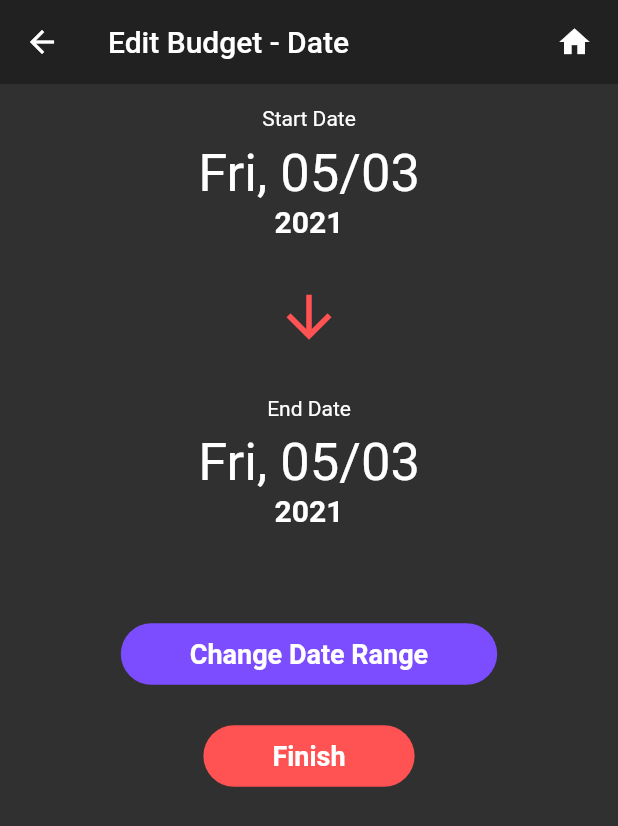
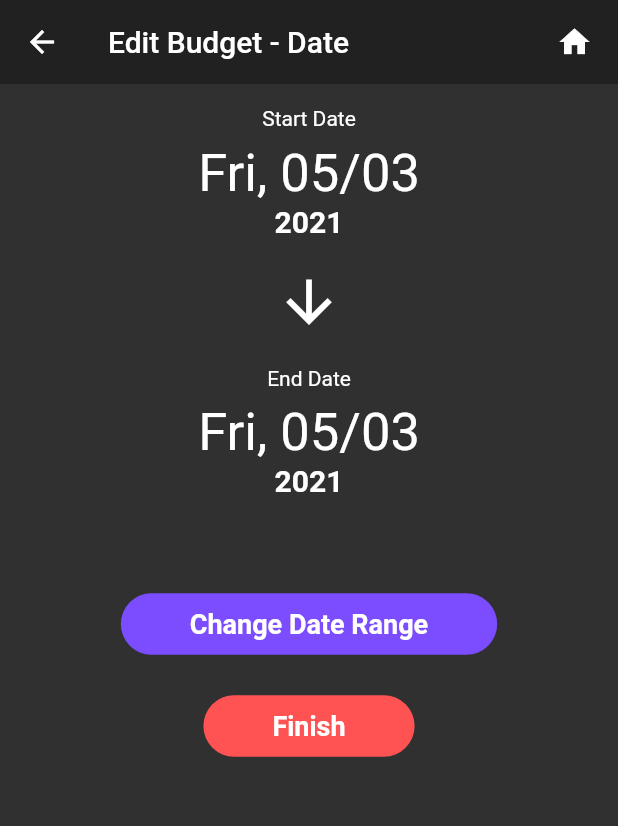
Before and after one commit to joshua-philips/Cedi-Budget, a Flutter app: the BudgetDetailsView screen opened directly with empty values, after a tap on "Start Date", on a phone screen of 412 x 824 dp. Shown: the top 826 px of the screen. Run offline on Flutter 3.47's test engine with Material 2 defaults, Android fonts, the phone set to English and light mode, and no system bars; our stand-ins replace auth_buttons, auto_size_text, cloud_firestore, firebase_auth, firebase_core, flutter_spinkit and 2 more; missing offline and left inert: date_range_picker; accounts and stored records are empty.

Commit message:
change large dates colors

```diff
--- a/lib/views/budget_details/budget_details_view.dart
+++ b/lib/views/budget_details/budget_details_view.dart
@@ -32,7 +32,7 @@ class BudgetDetailsView extends StatelessWidget {
               flexibleSpace: FlexibleSpaceBar(
                 background: Container(
                   color: Theme.of(context).brightness == Brightness.light
-                      ? Colors.purple[800]
+                      ? Colors.red[200]
                       : Theme.of(context).appBarTheme.color,
                   child: Padding(
                     padding: const EdgeInsets.only(top: 70.0),
--- a/lib/views/budget_details/edit_budget_dates.dart
+++ b/lib/views/budget_details/edit_budget_dates.dart
@@ -4,9 +4,8 @@ import 'package:date_range_picker/date_range_picker.dart' as DateRangePicker;
 import 'package:groceries_budget_app/my_provider.dart';
 import 'package:groceries_budget_app/views/budget_details/budget_details_view.dart';
 import 'package:groceries_budget_app/widgets/app_bar_home_button.dart';
+import 'package:groceries_budget_app/widgets/large_selected_dates.dart';
 import 'package:groceries_budget_app/widgets/snackbar.dart';
-
-import 'package:intl/intl.dart';
 
 class EditBudgetDatesView extends StatefulWidget {
   final Budget budget;
@@ -58,61 +57,14 @@ class _EditBudgetDatesViewState extends State<EditBudgetDatesView> {
           SliverList(
             delegate: SliverChildListDelegate(
               [
-                buildSelectedDates(context),
+                buildSelectedDatesLarge(
+                  context: context,
+                  budget: widget.budget,
+                ),
                 SizedBox(height: 60),
                 buildButtons(context, widget.budget),
               ],
             ),
-          ),
-        ],
-      ),
-    );
-  }
-
-  Widget buildSelectedDates(BuildContext context) {
-    return Padding(
-      padding: EdgeInsets.only(top: 15),
-      child: Column(
-        children: [
-          Column(
-            children: [
-              Text('Start Date'),
-              Padding(
-                padding: const EdgeInsets.only(top: 8.0),
-                child: Text(
-                  '${DateFormat('EEE, dd/MM').format(_startDate).toString()}',
-                  style: TextStyle(fontSize: 35),
-                ),
-              ),
-              Text(
-                '${DateFormat('yyyy').format(_startDate).toString()}',
-                style: TextStyle(fontSize: 20, fontWeight: FontWeight.bold),
-              ),
-            ],
-          ),
-          Container(
-            padding: EdgeInsets.only(top: 30, bottom: 30),
-            child: Icon(
-              Icons.arrow_downward,
-              size: 45,
-              color: Theme.of(context).accentColor,
-            ),
-          ),
-          Column(
-            children: [
-              Text('End Date'),
-              Padding(
-                padding: const EdgeInsets.only(top: 8.0),
-                child: Text(
-                  '${DateFormat('EEE, dd/MM').format(_endDate).toString()}',
-                  style: TextStyle(fontSize: 35),
-                ),
-              ),
-              Text(
-                '${DateFormat('yyyy').format(_endDate).toString()}',
-                style: TextStyle(fontSize: 20, fontWeight: FontWeight.bold),
-              ),
-            ],
           ),
         ],
       ),
--- a/lib/widgets/large_selected_dates.dart
+++ b/lib/widgets/large_selected_dates.dart
@@ -11,7 +11,6 @@ Widget buildSelectedDatesLarge({BuildContext context, Budget budget}) {
           children: [
             Text(
               'Start Date',
-              style: TextStyle(color: Colors.white),
             ),
             Padding(
               padding: const EdgeInsets.only(top: 8.0),
@@ -19,7 +18,6 @@ Widget buildSelectedDatesLarge({BuildContext context, Budget budget}) {
                 '${DateFormat('EEE, dd/MM').format(budget.startDate).toString()}',
                 style: TextStyle(
                   fontSize: 35,
-                  color: Colors.white,
                 ),
               ),
             ),
@@ -28,7 +26,6 @@ Widget buildSelectedDatesLarge({BuildContext context, Budget budget}) {
               style: TextStyle(
                 fontSize: 20,
                 fontWeight: FontWeight.bold,
-                color: Colors.white,
               ),
             ),
           ],
@@ -38,14 +35,12 @@ Widget buildSelectedDatesLarge({BuildContext context, Budget budget}) {
           child: Icon(
             Icons.arrow_downward,
             size: 45,
-            color: Colors.white,
           ),
         ),
         Column(
           children: [
             Text(
               'End Date',
-              style: TextStyle(color: Colors.white),
             ),
             Padding(
               padding: const EdgeInsets.only(top: 8.0),
@@ -53,7 +48,6 @@ Widget buildSelectedDatesLarge({BuildContext context, Budget budget}) {
                 '${DateFormat('EEE, dd/MM').format(budget.endDate).toString()}',
                 style: TextStyle(
                   fontSize: 35,
-                  color: Colors.white,
                 ),
               ),
             ),
@@ -62,7 +56,6 @@ Widget buildSelectedDatesLarge({BuildContext context, Budget budget}) {
               style: TextStyle(
                 fontSize: 20,
                 fontWeight: FontWeight.bold,
-                color: Colors.white,
               ),
             ),
           ],
```
